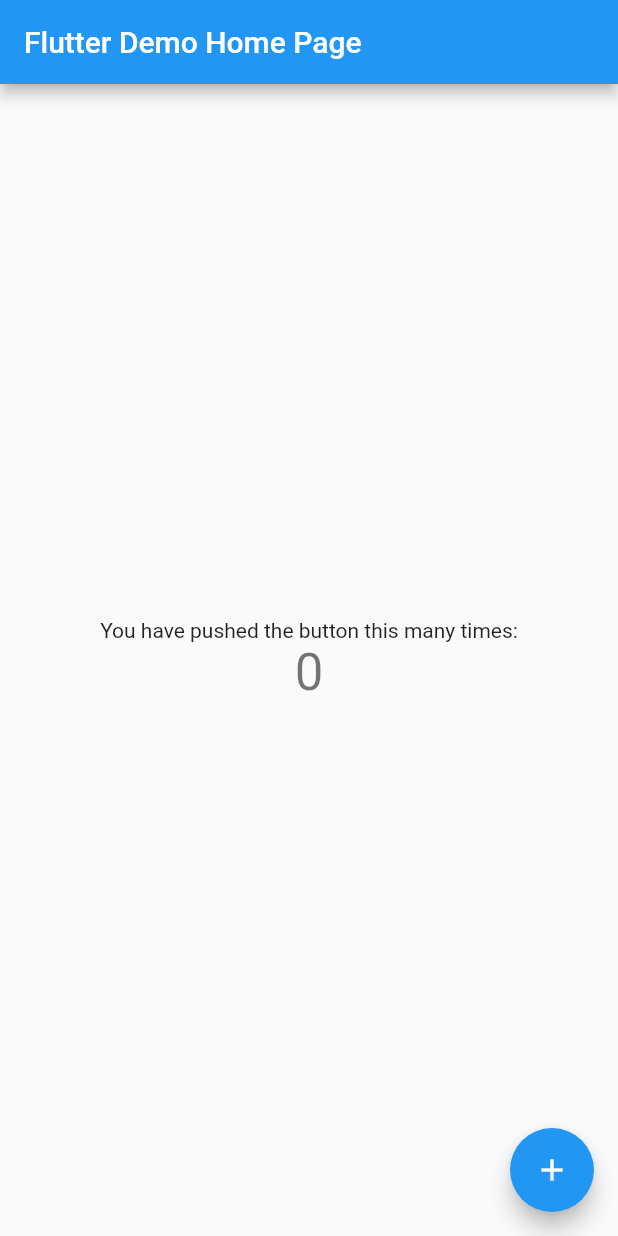
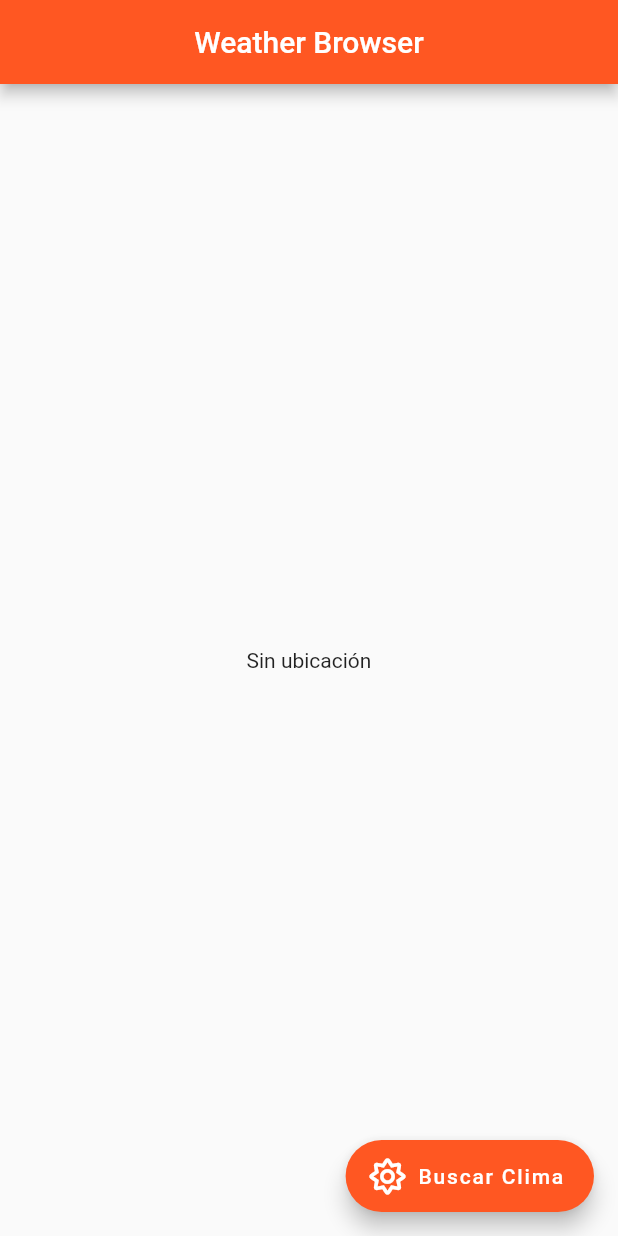
Before and after one commit to hectorAguero/flutter_weather, a Flutter app: the screen it shows after launch, on a phone screen of 412 x 824 dp. Run offline on Flutter 3.47's test engine with Material 2 defaults, Android fonts, the phone set to English and light mode, and no system bars; our stand-ins replace font_awesome_flutter, location.

Commit message:
Ubicacion activada

```diff
--- a/lib/main.dart
+++ b/lib/main.dart
@@ -1,4 +1,6 @@
 import 'package:flutter/material.dart';
+import 'package:font_awesome_flutter/font_awesome_flutter.dart';
+import 'package:location/location.dart';
 
 void main() {
   runApp(MyApp());
@@ -9,108 +11,73 @@
   @override
   Widget build(BuildContext context) {
     return MaterialApp(
-      title: 'Flutter Demo',
+      title: 'Flutter Weather Browser',
+      debugShowCheckedModeBanner: false,
       theme: ThemeData(
-        // This is the theme of your application.
-        //
-        // Try running your application with "flutter run". You'll see the
-        // application has a blue toolbar. Then, without quitting the app, try
-        // changing the primarySwatch below to Colors.green and then invoke
-        // "hot reload" (press "r" in the console where you ran "flutter run",
-        // or simply save your changes to "hot reload" in a Flutter IDE).
-        // Notice that the counter didn't reset back to zero; the application
-        // is not restarted.
-        primarySwatch: Colors.blue,
-        // This makes the visual density adapt to the platform that you run
-        // the app on. For desktop platforms, the controls will be smaller and
-        // closer together (more dense) than on mobile platforms.
+        primarySwatch: Colors.deepOrange,
         visualDensity: VisualDensity.adaptivePlatformDensity,
       ),
-      home: MyHomePage(title: 'Flutter Demo Home Page'),
+      home: MyHomePage(),
     );
   }
 }
 
 class MyHomePage extends StatefulWidget {
-  MyHomePage({Key key, this.title}) : super(key: key);
-
-  // This widget is the home page of your application. It is stateful, meaning
-  // that it has a State object (defined below) that contains fields that affect
-  // how it looks.
-
-  // This class is the configuration for the state. It holds the values (in this
-  // case the title) provided by the parent (in this case the App widget) and
-  // used by the build method of the State. Fields in a Widget subclass are
-  // always marked "final".
-
-  final String title;
+  MyHomePage({Key key}) : super(key: key);
 
   @override
   _MyHomePageState createState() => _MyHomePageState();
 }
 
 class _MyHomePageState extends State<MyHomePage> {
-  int _counter = 0;
+  Location location = new Location();
+  PermissionStatus _permissionGranted;
+  LocationData _locationData;
 
-  void _incrementCounter() {
-    setState(() {
-      // This call to setState tells the Flutter framework that something has
-      // changed in this State, which causes it to rerun the build method below
-      // so that the display can reflect the updated values. If we changed
-      // _counter without calling setState(), then the build method would not be
-      // called again, and so nothing would appear to happen.
-      _counter++;
-    });
+  Future<void> _incrementCounter() async {
+    var _serviceEnabled = await location.serviceEnabled();
+    if (!_serviceEnabled) {
+      _serviceEnabled = await location.requestService();
+      if (!_serviceEnabled) {
+        return;
+      }
+    }
+
+    _permissionGranted = await location.hasPermission();
+    if (_permissionGranted == PermissionStatus.denied) {
+      _permissionGranted = await location.requestPermission();
+      if (_permissionGranted != PermissionStatus.granted) {
+        return;
+      }
+    }
+    _locationData = await location.getLocation();
+    setState(() {});
   }
 
   @override
   Widget build(BuildContext context) {
-    // This method is rerun every time setState is called, for instance as done
-    // by the _incrementCounter method above.
-    //
-    // The Flutter framework has been optimized to make rerunning build methods
-    // fast, so that you can just rebuild anything that needs updating rather
-    // than having to individually change instances of widgets.
     return Scaffold(
       appBar: AppBar(
-        // Here we take the value from the MyHomePage object that was created by
-        // the App.build method, and use it to set our appbar title.
-        title: Text(widget.title),
+        title: Text('Weather Browser'),
+        centerTitle: true,
       ),
       body: Center(
-        // Center is a layout widget. It takes a single child and positions it
-        // in the middle of the parent.
         child: Column(
-          // Column is also a layout widget. It takes a list of children and
-          // arranges them vertically. By default, it sizes itself to fit its
-          // children horizontally, and tries to be as tall as its parent.
-          //
-          // Invoke "debug painting" (press "p" in the console, choose the
-          // "Toggle Debug Paint" action from the Flutter Inspector in Android
-          // Studio, or the "Toggle Debug Paint" command in Visual Studio Code)
-          // to see the wireframe for each widget.
-          //
-          // Column has various properties to control how it sizes itself and
-          // how it positions its children. Here we use mainAxisAlignment to
-          // center the children vertically; the main axis here is the vertical
-          // axis because Columns are vertical (the cross axis would be
-          // horizontal).
           mainAxisAlignment: MainAxisAlignment.center,
           children: <Widget>[
-            Text(
-              'You have pushed the button this many times:',
-            ),
-            Text(
-              '$_counter',
-              style: Theme.of(context).textTheme.headline4,
-            ),
+            if (_locationData != null)
+              Text(
+                  'Latitud: ${_locationData.latitude} y Longitud: ${_locationData.longitude}')
+            else
+              Text('Sin ubicación'),
           ],
         ),
       ),
-      floatingActionButton: FloatingActionButton(
+      floatingActionButton: FloatingActionButton.extended(
         onPressed: _incrementCounter,
-        tooltip: 'Increment',
-        child: Icon(Icons.add),
+        tooltip: 'Buscar Clima',
+        label: Text('Buscar Clima'),
+        icon: Icon(FontAwesomeIcons.sun),
       ), // This trailing comma makes auto-formatting nicer for build methods.
     );
   }
--- a/pubspec.yaml
+++ b/pubspec.yaml
@@ -28,6 +28,9 @@
   # The following adds the Cupertino Icons font to your application.
   # Use with the CupertinoIcons class for iOS style icons.
   cupertino_icons: ^0.1.3
+  http: ^0.12.1
+  location: ^3.0.2
+  font_awesome_flutter: ^8.8.1
 
 dev_dependencies:
   flutter_test:
```
Also changed, not shown: pubspec.lock.
